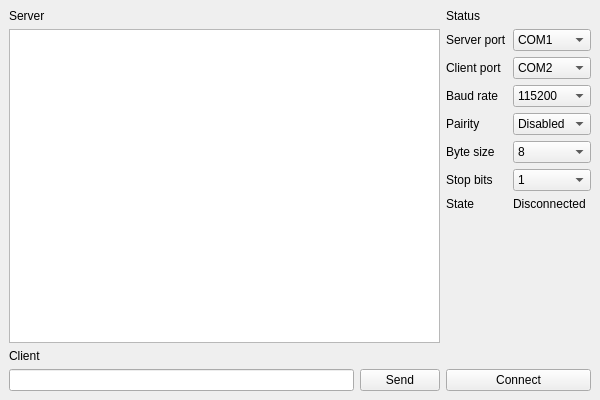
This is mainwindow.ui in TheEvilRoot/networks-lab-1 as Qt 5 draws it before an edit. The edited form follows.
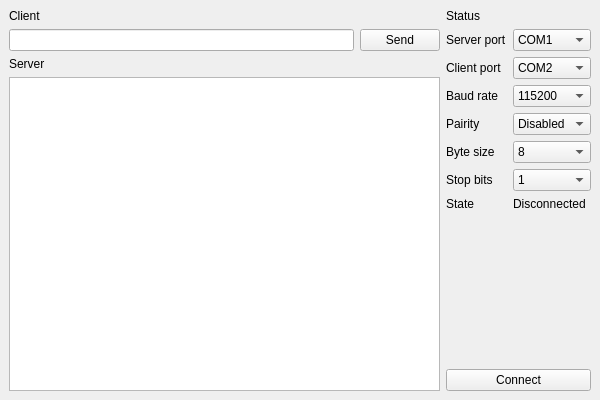
This is the edited form.

Patch:
```diff
--- a/mainwindow.ui
+++ b/mainwindow.ui
@@ -24,23 +24,62 @@
   </property>
   <widget class="QWidget" name="centralwidget">
    <layout class="QGridLayout" name="gridLayout">
-    <item row="2" column="0">
+    <item row="0" column="0">
      <widget class="QLabel" name="label_2">
+      <property name="sizePolicy">
+       <sizepolicy hsizetype="Preferred" vsizetype="Maximum">
+        <horstretch>0</horstretch>
+        <verstretch>0</verstretch>
+       </sizepolicy>
+      </property>
       <property name="text">
        <string>Client</string>
       </property>
      </widget>
     </item>
-    <item row="0" column="0">
+    <item row="2" column="0">
      <widget class="QLabel" name="label">
+      <property name="sizePolicy">
+       <sizepolicy hsizetype="Preferred" vsizetype="Maximum">
+        <horstretch>0</horstretch>
+        <verstretch>0</verstretch>
+       </sizepolicy>
+      </property>
       <property name="text">
        <string>Server</string>
       </property>
      </widget>
     </item>
-    <item row="3" column="0">
+    <item row="1" column="0">
      <widget class="QLineEdit" name="clientInputView"/>
     </item>
+    <item row="1" column="1">
+     <widget class="QPushButton" name="sendButton">
+      <property name="text">
+       <string>Send</string>
+      </property>
+     </widget>
+    </item>
+    <item row="4" column="2">
+     <widget class="QPushButton" name="connectButton">
+      <property name="text">
+       <string>Connect</string>
+      </property>
+     </widget>
+    </item>
+    <item row="3" column="0" rowspan="2" colspan="2">
+     <widget class="QListWidget" name="serverOutputView">
+      <property name="isWrapping" stdset="0">
+       <bool>false</bool>
+      </property>
+      <property name="resizeMode">
+       <enum>QListView::Adjust</enum>
+      </property>
+      <property name="wordWrap">
+       <bool>true</bool>
+      </property>
+     </widget>
+    </item>
     <item row="0" column="2">
      <widget class="QLabel" name="label_3">
       <property name="text">
@@ -48,17 +87,7 @@
       </property>
      </widget>
     </item>
-    <item row="3" column="1">
-     <widget class="QPushButton" name="sendButton">
-      <property name="text">
-       <string>Send</string>
-      </property>
-     </widget>
-    </item>
-    <item row="1" column="0" colspan="2">
-     <widget class="QListWidget" name="serverOutputView"/>
-    </item>
-    <item row="1" column="2">
+    <item row="1" column="2" rowspan="3">
      <layout class="QFormLayout" name="formLayout">
       <item row="0" column="0">
        <widget class="QLabel" name="label_4">
@@ -293,13 +322,6 @@
       </item>
      </layout>
     </item>
-    <item row="3" column="2">
-     <widget class="QPushButton" name="connectButton">
-      <property name="text">
-       <string>Connect</string>
-      </property>
-     </widget>
-    </item>
    </layout>
   </widget>
  </widget>
```
